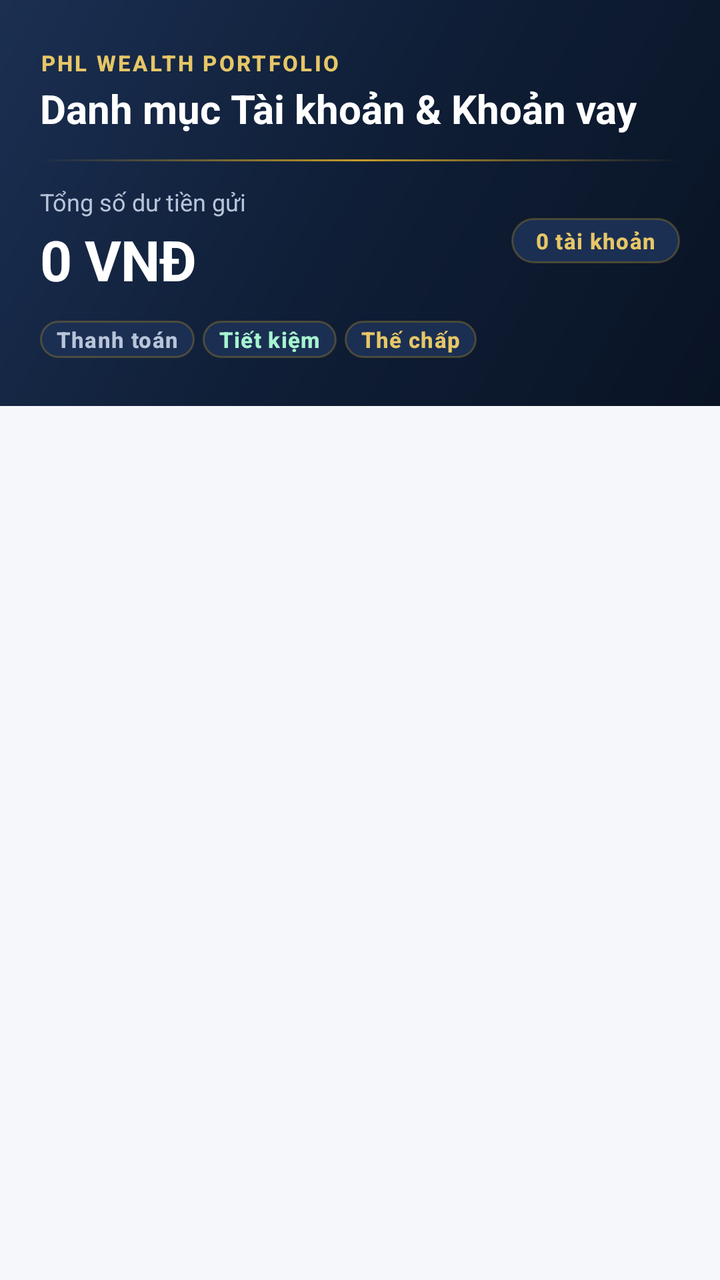
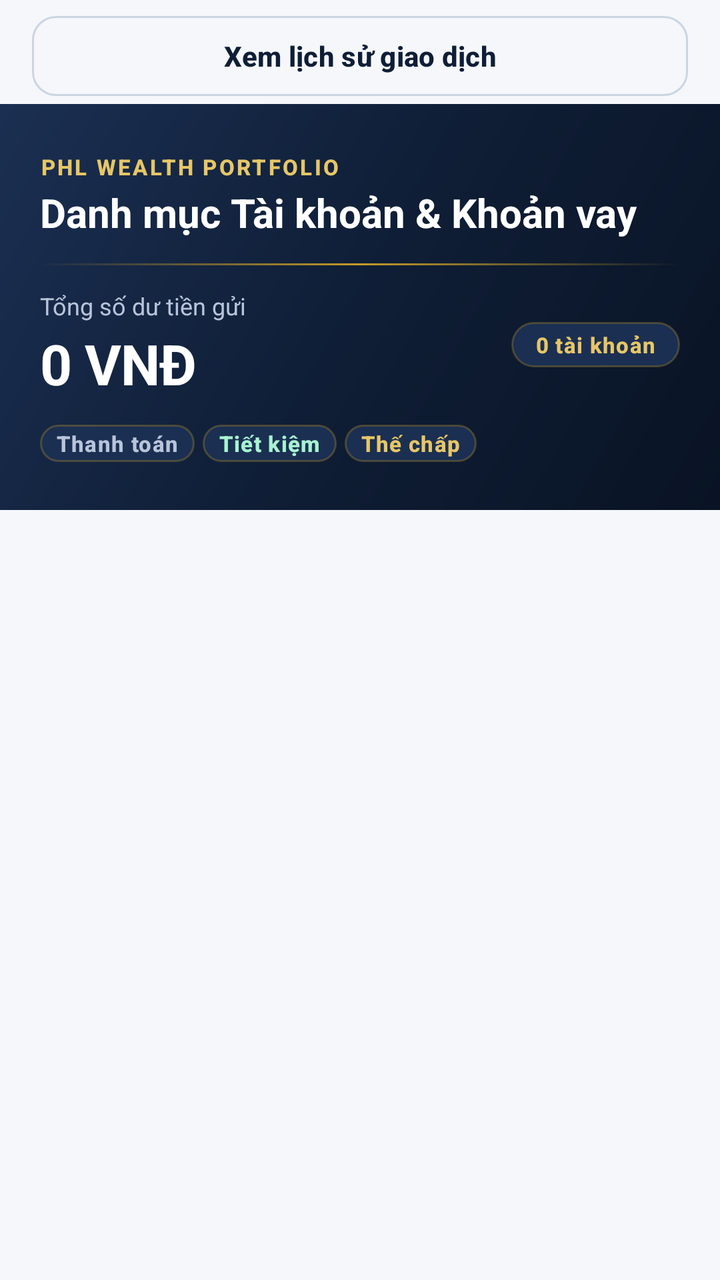

The first picture is an Android layout as it rendered before a commit; the second is the same layout after the commit. The layout source and the unified diff follow.
<!-- AndroidManifest.xml: application theme Theme.PHLBanking -->
<!-- res/layout/fragment_customer_accounts.xml -->
<?xml version="1.0" encoding="utf-8"?>
<androidx.core.widget.NestedScrollView xmlns:android="http://schemas.android.com/apk/res/android"
    android:layout_width="match_parent"
    android:layout_height="match_parent"
    android:background="@color/phl_bg"
    android:fillViewport="true">

    <LinearLayout
        android:layout_width="match_parent"
        android:layout_height="wrap_content"
        android:orientation="vertical"
        android:paddingBottom="@dimen/space_xl">

        
        <LinearLayout
            android:id="@+id/layoutAccountsHeader"
            android:layout_width="match_parent"
            android:layout_height="wrap_content"
            android:background="@drawable/bg_navy_hero"
            android:orientation="vertical"
            android:paddingStart="@dimen/space_lg"
            android:paddingTop="@dimen/space_xl"
            android:paddingEnd="@dimen/space_lg"
            android:paddingBottom="@dimen/space_xl">

            <TextView
                style="@style/TextAppearance.PHL.Overline"
                android:layout_width="wrap_content"
                android:layout_height="wrap_content"
                android:text="PHL WEALTH PORTFOLIO"
                android:textColor="@color/phl_gold_light" />

            <TextView
                android:layout_width="wrap_content"
                android:layout_height="wrap_content"
                android:layout_marginTop="@dimen/space_xxs"
                android:text="Danh mục Tài khoản &amp; Khoản vay"
                android:textColor="@color/phl_white"
                android:textSize="@dimen/text_headline"
                android:textStyle="bold" />

            <View
                android:layout_width="match_parent"
                android:layout_height="@dimen/hairline_height"
                android:layout_marginTop="@dimen/space_md"
                android:background="@drawable/bg_gold_hairline" />

            <LinearLayout
                android:layout_width="match_parent"
                android:layout_height="wrap_content"
                android:layout_marginTop="@dimen/space_md"
                android:gravity="center_vertical"
                android:orientation="horizontal">

                <LinearLayout
                    android:layout_width="0dp"
                    android:layout_height="wrap_content"
                    android:layout_weight="1"
                    android:orientation="vertical">

                    <TextView
                        android:layout_width="wrap_content"
                        android:layout_height="wrap_content"
                        android:text="Tổng số dư tiền gửi"
                        android:textColor="@color/phl_navy_on_dark_muted"
                        android:textSize="@dimen/text_body_sm" />

                    <TextView
                        android:id="@+id/tvAccountsTotalBalance"
                        style="@style/TextAppearance.PHL.Amount.Hero"
                        android:layout_width="wrap_content"
                        android:layout_height="wrap_content"
                        android:layout_marginTop="@dimen/space_xxs"
                        android:fontFeatureSettings="tnum"
                        android:text="0 VNĐ" />
                </LinearLayout>

                <TextView
                    android:id="@+id/tvAccountsCountBadge"
                    style="@style/TextAppearance.PHL.Pill"
                    android:layout_width="wrap_content"
                    android:layout_height="wrap_content"
                    android:background="@drawable/bg_pill_navy_dark"
                    android:fontFeatureSettings="tnum"
                    android:paddingStart="@dimen/space_md"
                    android:paddingTop="@dimen/space_xs"
                    android:paddingEnd="@dimen/space_md"
                    android:paddingBottom="@dimen/space_xs"
                    android:text="0 tài khoản"
                    android:textColor="@color/phl_gold_light" />
            </LinearLayout>

            <LinearLayout
                android:layout_width="match_parent"
                android:layout_height="wrap_content"
                android:layout_marginTop="@dimen/space_md"
                android:orientation="horizontal">

                <TextView
                    style="@style/TextAppearance.PHL.Pill"
                    android:layout_width="wrap_content"
                    android:layout_height="wrap_content"
                    android:background="@drawable/bg_pill_navy_dark"
                    android:paddingStart="@dimen/space_sm"
                    android:paddingTop="@dimen/space_xxs"
                    android:paddingEnd="@dimen/space_sm"
                    android:paddingBottom="@dimen/space_xxs"
                    android:text="Thanh toán"
                    android:textColor="@color/phl_navy_on_dark_muted" />

                <TextView
                    style="@style/TextAppearance.PHL.Pill"
                    android:layout_width="wrap_content"
                    android:layout_height="wrap_content"
                    android:layout_marginStart="@dimen/space_xs"
                    android:background="@drawable/bg_pill_navy_dark"
                    android:paddingStart="@dimen/space_sm"
                    android:paddingTop="@dimen/space_xxs"
                    android:paddingEnd="@dimen/space_sm"
                    android:paddingBottom="@dimen/space_xxs"
                    android:text="Tiết kiệm"
                    android:textColor="@color/phl_emerald_stroke" />

                <TextView
                    style="@style/TextAppearance.PHL.Pill"
                    android:layout_width="wrap_content"
                    android:layout_height="wrap_content"
                    android:layout_marginStart="@dimen/space_xs"
                    android:background="@drawable/bg_pill_navy_dark"
                    android:paddingStart="@dimen/space_sm"
                    android:paddingTop="@dimen/space_xxs"
                    android:paddingEnd="@dimen/space_sm"
                    android:paddingBottom="@dimen/space_xxs"
                    android:text="Thế chấp"
                    android:textColor="@color/phl_gold_light" />
            </LinearLayout>
        </LinearLayout>

        <TextView
            android:id="@+id/tvAccountsEmpty"
            style="@style/TextAppearance.PHL.BodySecondary"
            android:layout_width="match_parent"
            android:layout_height="wrap_content"
            android:layout_marginStart="@dimen/space_base"
            android:layout_marginTop="@dimen/space_base"
            android:layout_marginEnd="@dimen/space_base"
            android:background="@drawable/bg_luxury_card"
            android:gravity="center"
            android:padding="@dimen/space_xl"
            android:text="Chưa có tài khoản nào được ghi nhận"
            android:visibility="gone" />

        <LinearLayout
            android:id="@+id/containerAccounts"
            android:layout_width="match_parent"
            android:layout_height="wrap_content"
            android:orientation="vertical"
            android:padding="@dimen/space_base" />
    </LinearLayout>
</androidx.core.widget.NestedScrollView>
<!-- resources referenced by this layout -->
<resources>
  <color name="phl_bg">#F5F7FA</color>
  <color name="phl_emerald_stroke">#A7F3D0</color>
  <color name="phl_gold_light">#E6C667</color>
  <color name="phl_navy_on_dark_muted">#B8C4D9</color>
  <color name="phl_white">#FFFFFF</color>
  <dimen name="hairline_height">1dp</dimen>
  <dimen name="space_base">16dp</dimen>
  <dimen name="space_lg">20dp</dimen>
  <dimen name="space_md">12dp</dimen>
  <dimen name="space_sm">8dp</dimen>
  <dimen name="space_xl">24dp</dimen>
  <dimen name="space_xs">4dp</dimen>
  <dimen name="space_xxs">2dp</dimen>
  <dimen name="text_body_sm">12sp</dimen>
  <dimen name="text_headline">20sp</dimen>
  <style name="TextAppearance.PHL.Amount.Hero" parent="TextAppearance.PHL.Amount">
          <item name="android:textSize">28sp</item>
          <item name="android:textColor">@color/phl_white</item>
          <item name="android:letterSpacing">-0.01</item>
      </style>
  <style name="TextAppearance.PHL.BodySecondary" parent="TextAppearance.Material3.BodySmall">
          <item name="android:textSize">@dimen/text_body_md</item>
          <item name="android:textColor">@color/phl_text_secondary</item>
      </style>
  <color name="phl_gold_soft">#C59B27</color>
  <color name="phl_surface">#FFFFFF</color>
  <dimen name="radius_lg">16dp</dimen>
  <dimen name="stroke_hairline">1dp</dimen>
  <color name="phl_border">#E4E8F0</color>
  <color name="phl_navy">#0F1E36</color>
  <color name="phl_navy_soft">#1B2F52</color>
  <color name="phl_navy_dark">#091324</color>
  <dimen name="radius_pill">999dp</dimen>
  <dimen name="text_body_md">13sp</dimen>
  <color name="phl_text_secondary">#475467</color>
  <dimen name="text_caption">11sp</dimen>
  <color name="phl_navy_tint">#EDF2F9</color>
  <color name="phl_emerald">#0E9F6E</color>
  <color name="phl_emerald_tint">#ECFDF5</color>
  <color name="phl_emerald_dark">#077A54</color>
  <color name="phl_gold">#B8860B</color>
  <color name="phl_gold_tint">#FDF8EB</color>
  <color name="phl_text_primary">#101828</color>
  <color name="phl_surface_subtle">#F8FAFC</color>
  <color name="phl_divider">#EAECF0</color>
  <color name="phl_danger">#D92D20</color>
  <color name="phl_danger_tint">#FEF3F2</color>
  <color name="phl_ripple_light">#1A0F1E36</color>
  <style name="Widget.PHL.BottomSheet.Modal" parent="Widget.Material3.BottomSheet.Modal">
          <item name="backgroundTint">@color/phl_surface</item>
          <item name="shapeAppearanceOverlay">@style/ShapeAppearance.PHL.BottomSheet</item>
      </style>
  <style name="ShapeAppearance.PHL.Dialog" parent="">
          <item name="cornerFamily">rounded</item>
          <item name="cornerSize">@dimen/radius_xl</item>
      </style>
  <dimen name="radius_xl">20dp</dimen>
  <dimen name="radius_xxl">24dp</dimen>
  <!-- unchanged entries left out for length: 11 -->
</resources>

<!-- the commit's change to res/layout/fragment_customer_accounts.xml (unified diff, before → after) -->
@@ -1,9 +1,26 @@
 <?xml version="1.0" encoding="utf-8"?>
-<androidx.core.widget.NestedScrollView xmlns:android="http://schemas.android.com/apk/res/android"
+<LinearLayout xmlns:android="http://schemas.android.com/apk/res/android"
     android:layout_width="match_parent"
     android:layout_height="match_parent"
     android:background="@color/phl_bg"
-    android:fillViewport="true">
+    android:orientation="vertical">
+
+    <com.google.android.material.button.MaterialButton
+        android:id="@+id/btnToggleAccountHistory"
+        style="@style/Widget.PHL.Button.Outlined"
+        android:layout_width="match_parent"
+        android:layout_height="wrap_content"
+        android:layout_marginStart="@dimen/space_base"
+        android:layout_marginTop="@dimen/space_xs"
+        android:layout_marginEnd="@dimen/space_base"
+        android:text="Xem lịch sử giao dịch" />
+
+    <androidx.core.widget.NestedScrollView
+        android:id="@+id/scrollAccountPortfolio"
+        android:layout_width="match_parent"
+        android:layout_height="0dp"
+        android:layout_weight="1"
+        android:fillViewport="true">
 
     <LinearLayout
         android:layout_width="match_parent"
@@ -157,4 +174,65 @@
             android:orientation="vertical"
             android:padding="@dimen/space_base" />
     </LinearLayout>
-</androidx.core.widget.NestedScrollView>
+    </androidx.core.widget.NestedScrollView>
+
+    <LinearLayout
+        android:id="@+id/layoutAccountHistory"
+        android:layout_width="match_parent"
+        android:layout_height="0dp"
+        android:layout_weight="1"
+        android:orientation="vertical"
+        android:paddingStart="@dimen/space_base"
+        android:paddingEnd="@dimen/space_base"
+        android:visibility="gone">
+
+        <TextView
+            style="@style/TextAppearance.PHL.CardTitle"
+            android:layout_width="match_parent"
+            android:layout_height="wrap_content"
+            android:text="Lịch sử giao dịch" />
+
+        <com.google.android.material.button.MaterialButton
+            android:id="@+id/btnHistoryAccountFilter"
+            style="@style/Widget.PHL.Button.Outlined"
+            android:layout_width="match_parent"
+            android:layout_height="wrap_content"
+            android:text="Lọc: Tất cả tài khoản" />
+
+        <androidx.recyclerview.widget.RecyclerView
+            android:id="@+id/rvAccountHistory"
+            android:layout_width="match_parent"
+            android:layout_height="0dp"
+            android:layout_weight="1"
+            android:clipToPadding="false"
+            android:paddingTop="@dimen/space_sm"
+            android:scrollbars="vertical" />
+
+        <ProgressBar
+            android:id="@+id/progressAccountHistory"
+            android:layout_width="wrap_content"
+            android:layout_height="wrap_content"
+            android:layout_gravity="center_horizontal"
+            android:contentDescription="Đang tải lịch sử giao dịch"
+            android:visibility="gone" />
+
+        <TextView
+            android:id="@+id/tvAccountHistoryState"
+            style="@style/TextAppearance.PHL.BodySecondary"
+            android:layout_width="match_parent"
+            android:layout_height="wrap_content"
+            android:accessibilityLiveRegion="polite"
+            android:gravity="center"
+            android:padding="@dimen/space_sm"
+            android:visibility="gone" />
+
+        <com.google.android.material.button.MaterialButton
+            android:id="@+id/btnRetryAccountHistory"
+            style="@style/Widget.PHL.Button.Outlined"
+            android:layout_width="wrap_content"
+            android:layout_height="wrap_content"
+            android:layout_gravity="center_horizontal"
+            android:text="Thử lại"
+            android:visibility="gone" />
+    </LinearLayout>
+</LinearLayout>
<!-- resource entries referenced after the edit -->
@@ -24,6 +24,21 @@
           <item name="android:textSize">@dimen/text_body_md</item>
           <item name="android:textColor">@color/phl_text_secondary</item>
       </style>
+  <style name="TextAppearance.PHL.CardTitle" parent="TextAppearance.Material3.TitleSmall">
+          <item name="android:textSize">@dimen/text_subtitle</item>
+          <item name="android:textStyle">bold</item>
+          <item name="android:textColor">@color/phl_navy</item>
+      </style>
+  <style name="Widget.PHL.Button.Outlined" parent="Widget.Material3.Button.OutlinedButton">
+          <item name="strokeColor">@color/phl_border_strong</item>
+          <item name="strokeWidth">@dimen/stroke_hairline</item>
+          <item name="android:textColor">@color/phl_navy</item>
+          <item name="cornerRadius">@dimen/radius_md</item>
+          <item name="android:minHeight">@dimen/btn_height_secondary</item>
+          <item name="android:textAllCaps">false</item>
+          <item name="android:textStyle">bold</item>
+          <item name="rippleColor">@color/phl_ripple_light</item>
+      </style>
   <color name="phl_gold_soft">#C59B27</color>
   <color name="phl_surface">#FFFFFF</color>
   <dimen name="radius_lg">16dp</dimen>
@@ -35,7 +50,11 @@
   <dimen name="radius_pill">999dp</dimen>
   <dimen name="text_body_md">13sp</dimen>
   <color name="phl_text_secondary">#475467</color>
+  <dimen name="text_subtitle">15sp</dimen>
   <dimen name="text_caption">11sp</dimen>
+  <color name="phl_border_strong">#CBD5E1</color>
+  <dimen name="radius_md">12dp</dimen>
+  <dimen name="btn_height_secondary">48dp</dimen>
   <color name="phl_navy_tint">#EDF2F9</color>
   <color name="phl_emerald">#0E9F6E</color>
   <color name="phl_emerald_tint">#ECFDF5</color>
